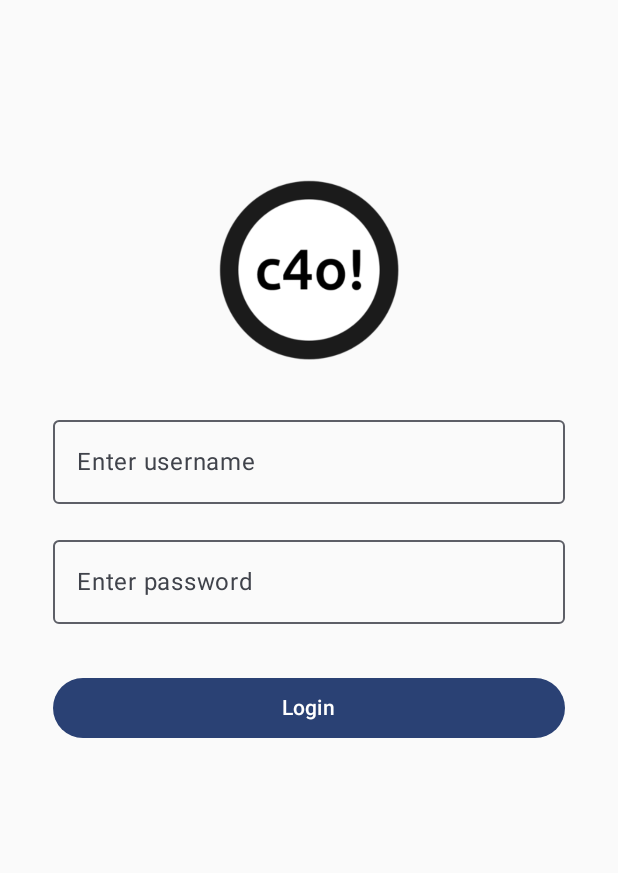
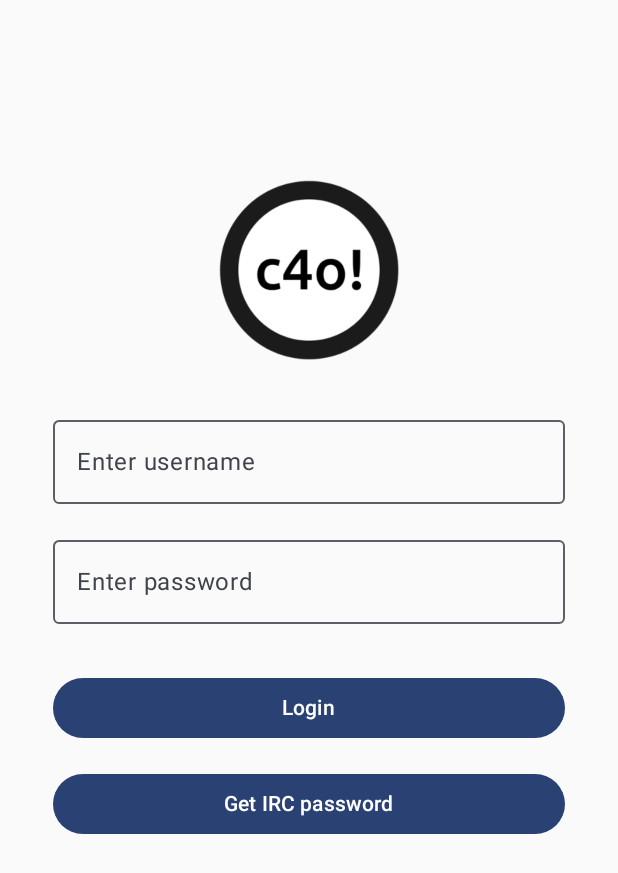
Before and after one commit to vietng322611/chat4osu-android, an Android app built with Jetpack Compose: the screen it shows after launch (LoginActivity), on a phone screen of 412 x 824 dp. Shown: the top 873 px of the screen. Run offline under Robolectric (Android 15) with nearby library versions, the phone set to English and light mode, and no system bars; our stand-ins replace Dagger/Hilt's generated code, constraintlayout-compose.

Commit message:
Feat: Add button to get IRC password

```diff
--- a/chat4osu/src/main/java/com/chat4osu/activity/LoginActivity.kt
+++ b/chat4osu/src/main/java/com/chat4osu/activity/LoginActivity.kt
@@ -24,6 +24,7 @@ import androidx.compose.runtime.mutableStateOf
 import androidx.compose.runtime.remember
 import androidx.compose.runtime.setValue
 import androidx.compose.ui.Modifier
+import androidx.compose.ui.platform.LocalUriHandler
 import androidx.compose.ui.res.painterResource
 import androidx.compose.ui.text.input.KeyboardType
 import androidx.compose.ui.text.input.PasswordVisualTransformation
@@ -71,6 +72,8 @@ class LoginActivity : ComponentActivity() {
             mutableStateOf(false)
         }
 
+        val uriHandler = LocalUriHandler.current
+
         loginVM.loadingState.observe(this) { uiLoadingState ->
             showProgress = when (uiLoadingState) {
                 is LoginViewModel.UILoadingState.Loading -> {
@@ -90,7 +93,7 @@ class LoginActivity : ComponentActivity() {
         ) {
 
             val(
-                logo, usernameTextField, passwordTextField, btnLogin, progressBar
+                logo, usernameTextField, passwordTextField, loginBtn, getPassBtn, progressBar
             ) = createRefs()
 
             Image(
@@ -141,7 +144,7 @@ class LoginActivity : ComponentActivity() {
                 },
                 modifier = Modifier
                     .fillMaxWidth()
-                    .constrainAs(btnLogin) {
+                    .constrainAs(loginBtn) {
                         start.linkTo(parent.start)
                         end.linkTo(parent.end)
                         top.linkTo(passwordTextField.bottom, margin = 32.dp)
@@ -150,12 +153,27 @@ class LoginActivity : ComponentActivity() {
                 Text(text = "Login")
             }
 
+            Button(
+                onClick = {
+                    uriHandler.openUri("https://osu.ppy.sh/home/account/edit#legacy-api")
+                },
+                modifier = Modifier
+                    .fillMaxWidth()
+                    .constrainAs(getPassBtn) {
+                        start.linkTo(parent.start)
+                        end.linkTo(parent.end)
+                        top.linkTo(loginBtn.bottom, margin = 16.dp)
+                    }
+            ) {
+                Text(text = "Get IRC password")
+            }
+
             if (showProgress) {
                 CircularProgressIndicator(
                     modifier = Modifier.constrainAs(progressBar) {
                         start.linkTo(parent.start)
                         end.linkTo(parent.end)
-                        top.linkTo(btnLogin.bottom, margin = 16.dp)
+                        top.linkTo(getPassBtn.bottom, margin = 16.dp)
                     }
                 )
             }
```
